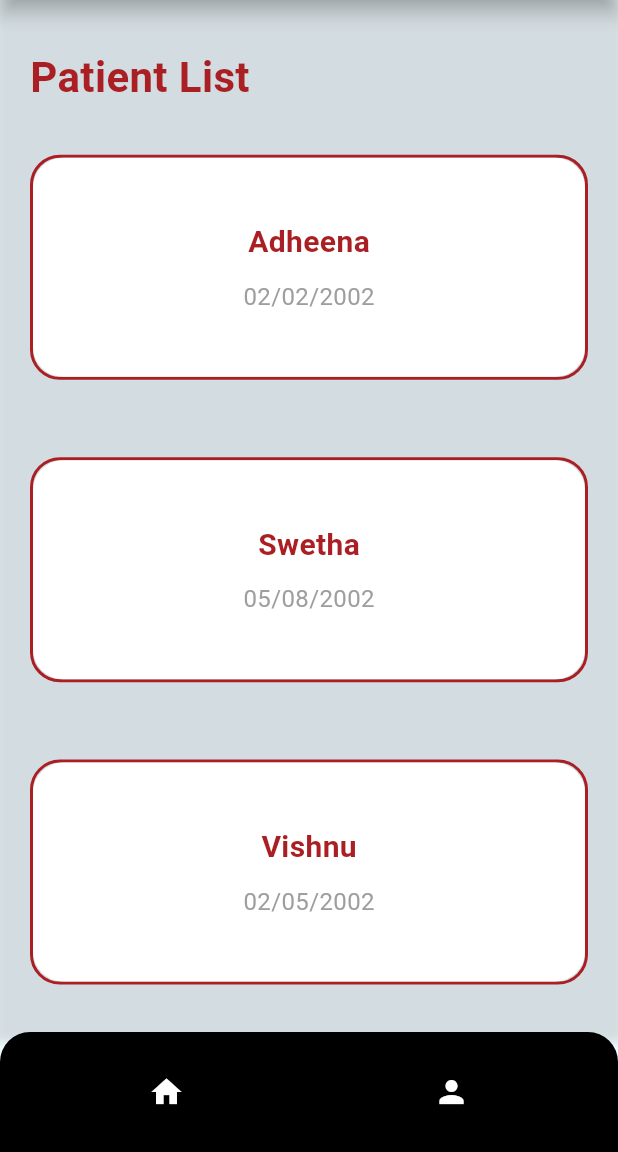
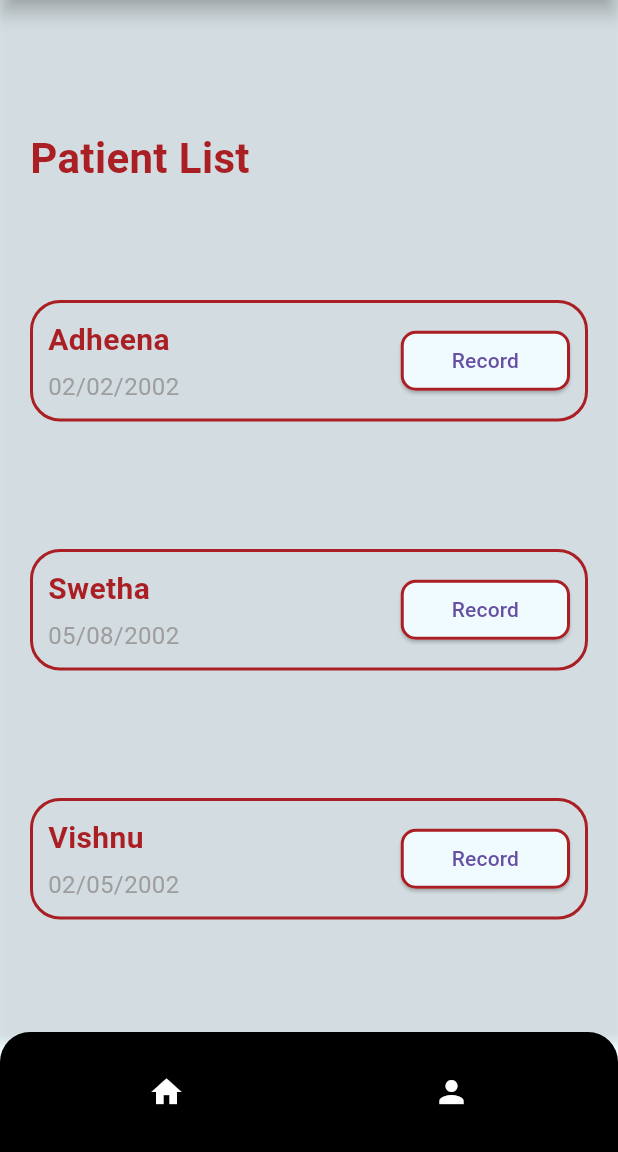
Before and after one commit to Naveencheriyangat/flutter_application_1, a Flutter app: the MyHomePage screen opened directly, on a phone screen of 412 x 824 dp, the part 84-1236 px from its top. Run offline on Flutter 3.47's test engine with Material 3 defaults, Android fonts, the phone set to English and light mode, and no system bars.

Commit message:
snippets changed

```diff
--- a/lib/list.dart
+++ b/lib/list.dart
@@ -1,4 +1,7 @@
 import 'package:flutter/material.dart';
+import 'profile.dart';
+import 'Home.dart';
+
 
 void main() {
   runApp(PatientListPage());
@@ -47,11 +50,17 @@ class MyHomePage extends StatelessWidget {
             children: <Widget>[
               IconButton(
                 icon: Icon(Icons.home, color: Colors.white),
-                onPressed: () {},
+                onPressed: () { Navigator.push(
+                          context,
+                          MaterialPageRoute(builder: (context) => CardioVistaApp()),
+                        );},
               ),
               IconButton(
                 icon: Icon(Icons.person, color: Colors.white),
-                onPressed: () {},
+                onPressed: () { Navigator.push(
+                          context,
+                          MaterialPageRoute(builder: (context) => ProfilePage()),
+                        );},
               ),
             ],
           ),
@@ -102,28 +111,25 @@ class PatientList extends StatelessWidget {
   }
 
 Widget buildPatientButton(String name, String date, BuildContext context) {
-    return Container(
-      margin: EdgeInsets.all(20),
-      height: 150,
-      decoration: BoxDecoration(
-        borderRadius: BorderRadius.circular(20),
-        border: Border.all(color: Color(0xFFAA1F24), width: 2),
-      ),
-      child: Material(
-        color: Colors.white,
-        borderRadius: BorderRadius.circular(20),
-        child: InkWell(
-          borderRadius: BorderRadius.circular(20),
+    return GestureDetector(
       onTap: () {
         Navigator.push(
           context,
           MaterialPageRoute(builder: (context) => AnotherPage(name: name, date: date)),
         );
       },
-          splashColor: Color(0xFFAA1F24),
-          child: Center(
-            child: Column(
-              mainAxisAlignment: MainAxisAlignment.center,
+      child: Container(
+        margin: EdgeInsets.symmetric(horizontal: 20, vertical: 10),
+        padding: EdgeInsets.all(10),
+        decoration: BoxDecoration(
+          borderRadius: BorderRadius.circular(20),
+          border: Border.all(color: Color(0xFFAA1F24), width: 2),
+        ),
+        child: Row(
+          mainAxisAlignment: MainAxisAlignment.spaceBetween,
+          children: [
+            Column(
+              crossAxisAlignment: CrossAxisAlignment.start,
               children: [
                 Text(
                   name,
@@ -133,22 +139,50 @@ class PatientList extends StatelessWidget {
                     fontSize: 20,
                   ),
                 ),
-                SizedBox(height: 10),
+                SizedBox(height: 5),
                 Text(
                   date,
                   style: TextStyle(
-                    color: Colors.grey, // Different color for date
+                    color: Colors.grey,
                     fontSize: 16,
                   ),
                 ),
               ],
             ),
+            SizedBox(width: 20),
+            ElevatedButton(
+              onPressed: () {
+                // Functionality for the 'Record' button if needed
+              },
+              style: ButtonStyle(
+                backgroundColor: MaterialStateProperty.all<Color>(
+                  Color.fromARGB(255, 240, 251, 255),
                 ),
+                shape: MaterialStateProperty.all<RoundedRectangleBorder>(
+                  RoundedRectangleBorder(
+                    borderRadius: BorderRadius.circular(10.0),
+                    side: BorderSide(color: Color(0xFFAA1F24), width: 2),
+                  ),
+                ),
+              ),
+              child: Padding(
+                padding: EdgeInsets.symmetric(horizontal: 10, vertical: 5),
+                child: Text(
+                  'Record',
+                  style: TextStyle(fontSize: 14),
+                ),
+              ),
+            ),
+          ],
         ),
       ),
     );
   }
 }
+
+
+
+
 
 class AnotherPage extends StatelessWidget {
   final String name;
@@ -239,11 +273,21 @@ class AnotherPage extends StatelessWidget {
             children: <Widget>[
               IconButton(
                 icon: Icon(Icons.home, color: Colors.white),
-                onPressed: () {},
+                onPressed: () {
+                   Navigator.push(
+                          context,
+                          MaterialPageRoute(builder: (context) => CardioVistaApp()),
+                        );
+                },
               ),
               IconButton(
                 icon: Icon(Icons.person, color: Colors.white),
-                onPressed: () {},
+                onPressed: () {
+                   Navigator.push(
+                          context,
+                          MaterialPageRoute(builder: (context) => ProfilePage()),
+                        );
+                },
               ),
             ],
           ),
```
Lines whose indentation alone changed are shown as unchanged.
